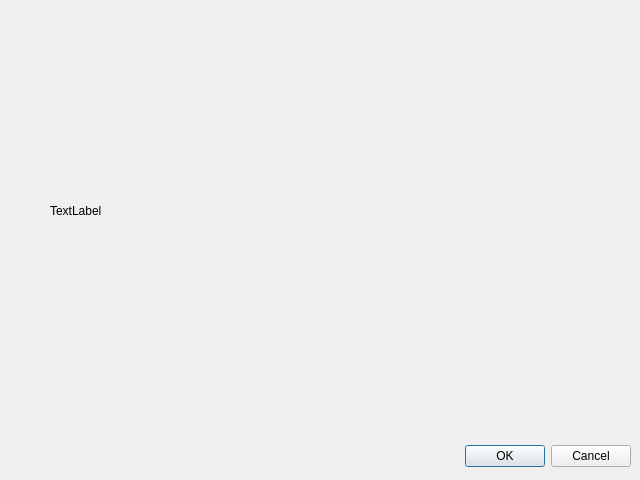
This is ui/dialog.ui in choushunn/ToupCameraDemo as Qt 5 draws it before an edit. The edited form follows.
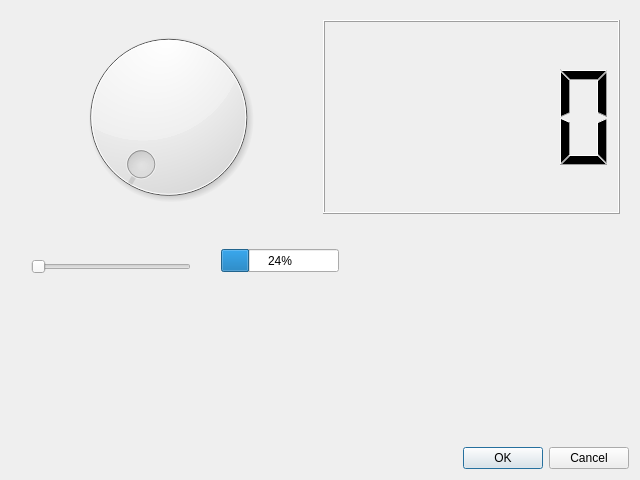
This is the edited form.

Diff of the .ui file:
```diff
--- a/ui/dialog.ui
+++ b/ui/dialog.ui
@@ -13,35 +13,60 @@
   <property name="windowTitle">
    <string>Dialog</string>
   </property>
-  <widget class="QDialogButtonBox" name="buttonBox">
-   <property name="geometry">
-    <rect>
-     <x>10</x>
-     <y>440</y>
-     <width>621</width>
-     <height>32</height>
-    </rect>
-   </property>
-   <property name="orientation">
-    <enum>Qt::Horizontal</enum>
-   </property>
-   <property name="standardButtons">
-    <set>QDialogButtonBox::Cancel|QDialogButtonBox::Ok</set>
-   </property>
-  </widget>
-  <widget class="QLabel" name="label">
-   <property name="geometry">
-    <rect>
-     <x>50</x>
-     <y>30</y>
-     <width>511</width>
-     <height>361</height>
-    </rect>
-   </property>
-   <property name="text">
-    <string>TextLabel</string>
-   </property>
-  </widget>
+  <layout class="QVBoxLayout" name="verticalLayout_2">
+   <item>
+    <widget class="QWidget" name="widget" native="true">
+     <layout class="QHBoxLayout" name="horizontalLayout">
+      <item>
+       <widget class="QDial" name="dial"/>
+      </item>
+      <item>
+       <widget class="QLCDNumber" name="lcdNumber"/>
+      </item>
+     </layout>
+    </widget>
+   </item>
+   <item>
+    <widget class="QWidget" name="widget_2" native="true">
+     <widget class="QSlider" name="horizontalSlider">
+      <property name="geometry">
+       <rect>
+        <x>20</x>
+        <y>30</y>
+        <width>160</width>
+        <height>16</height>
+       </rect>
+      </property>
+      <property name="orientation">
+       <enum>Qt::Horizontal</enum>
+      </property>
+     </widget>
+     <widget class="QProgressBar" name="progressBar">
+      <property name="geometry">
+       <rect>
+        <x>210</x>
+        <y>20</y>
+        <width>118</width>
+        <height>23</height>
+       </rect>
+      </property>
+      <property name="value">
+       <number>24</number>
+      </property>
+     </widget>
+    </widget>
+   </item>
+   <item>
+    <widget class="QDialogButtonBox" name="buttonBox">
+     <property name="orientation">
+      <enum>Qt::Horizontal</enum>
+     </property>
+     <property name="standardButtons">
+      <set>QDialogButtonBox::Cancel|QDialogButtonBox::Ok</set>
+     </property>
+    </widget>
+   </item>
+  </layout>
  </widget>
  <resources/>
  <connections>
```
